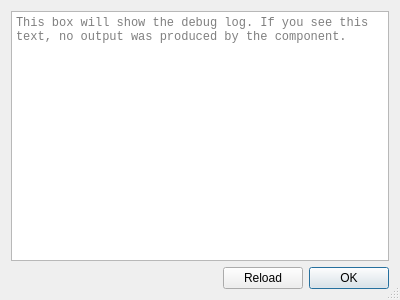
Before: the Qt Designer form ClipboardSyncWizard/logdialog.ui in Skycoder42/ClipboardSync, drawn with Qt 5.
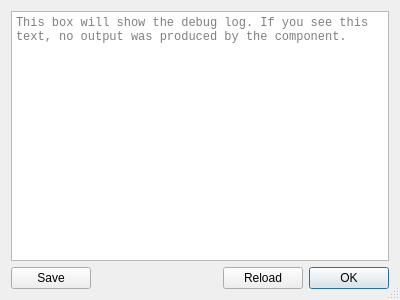
After: the same form once the commit is applied.

Commit message: added log printing functionality

```diff
--- a/ClipboardSyncWizard/logdialog.ui
+++ b/ClipboardSyncWizard/logdialog.ui
@@ -52,6 +52,16 @@
    </item>
    <item>
     <layout class="QHBoxLayout" name="horizontalLayout">
+     <item>
+      <widget class="QPushButton" name="saveButton">
+       <property name="text">
+        <string>Save</string>
+       </property>
+       <property name="autoDefault">
+        <bool>false</bool>
+       </property>
+      </widget>
+     </item>
      <item>
       <spacer name="horizontalSpacer">
        <property name="orientation">
```
The commit also changes 2 other files.
